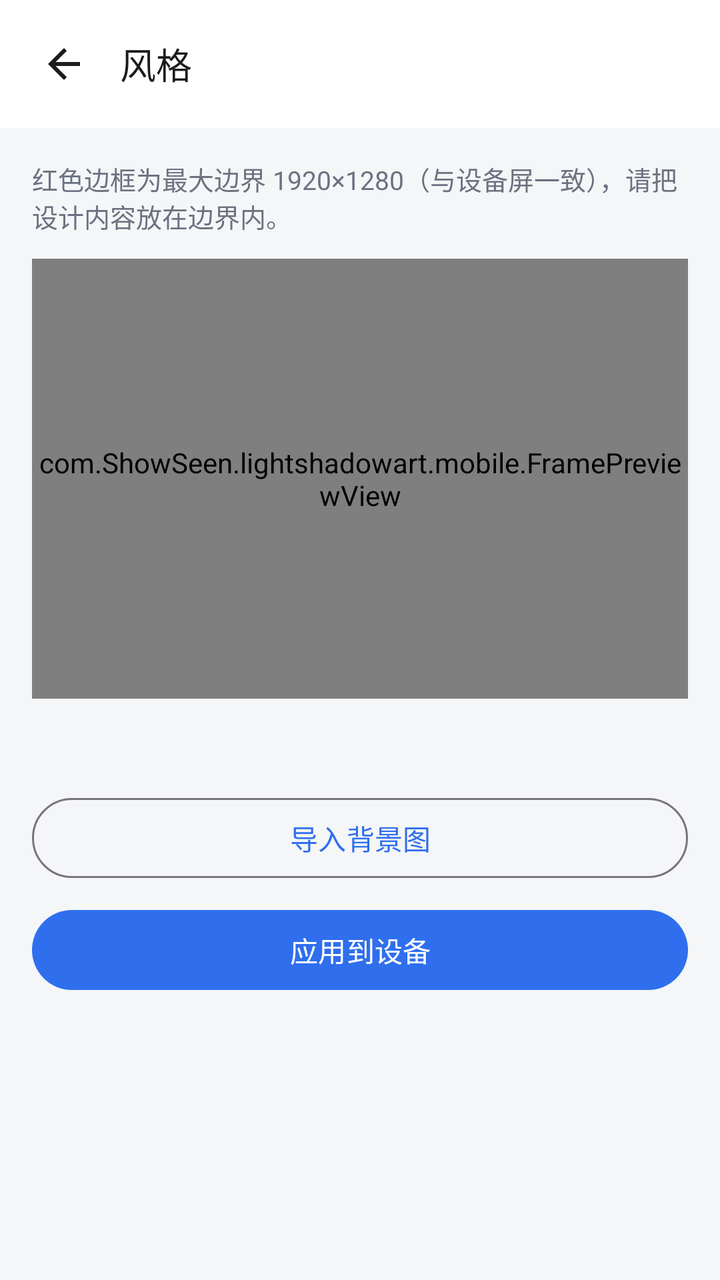
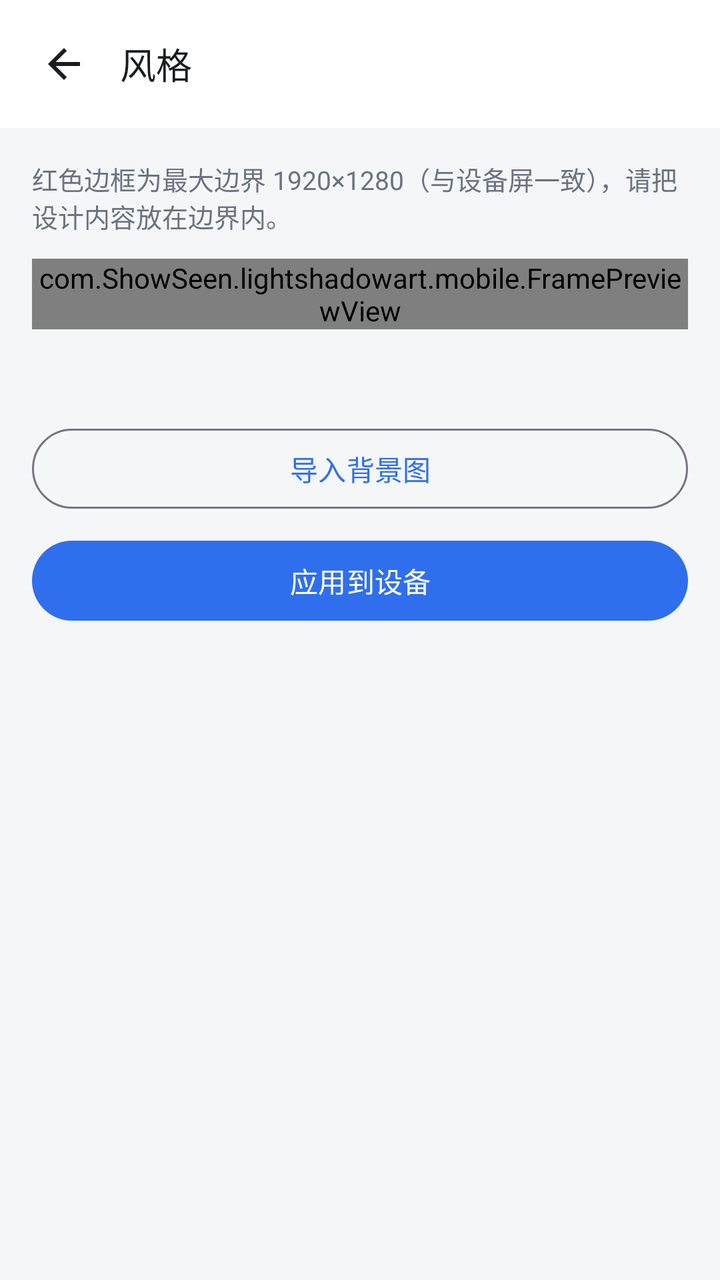

Before-and-after screenshots of an Android layout around one commit, followed by the original layout XML and the change that was made.
<!-- AndroidManifest.xml: application theme Theme.LightShadowArtPhone -->
<!-- res/layout/activity_frame_style.xml -->
<?xml version="1.0" encoding="utf-8"?>
<LinearLayout xmlns:android="http://schemas.android.com/apk/res/android"
    android:layout_width="match_parent"
    android:layout_height="match_parent"
    android:background="@color/surface"
    android:orientation="vertical">

    
    <LinearLayout
        android:layout_width="match_parent"
        android:layout_height="wrap_content"
        android:background="@color/card"
        android:gravity="center_vertical"
        android:orientation="horizontal"
        android:paddingStart="12dp"
        android:paddingTop="12dp"
        android:paddingEnd="16dp"
        android:paddingBottom="12dp">

        <ImageButton
            android:id="@+id/btn_frame_style_back"
            android:layout_width="40dp"
            android:layout_height="40dp"
            android:background="?attr/selectableItemBackgroundBorderless"
            android:contentDescription="@string/action_back"
            android:padding="8dp"
            android:scaleType="centerInside"
            android:src="@drawable/ic_arrow_back" />

        <TextView
            style="@style/Text.PageTitle"
            android:layout_width="wrap_content"
            android:layout_height="wrap_content"
            android:layout_marginStart="8dp"
            android:text="@string/space_frame_style" />
    </LinearLayout>

    <ScrollView
        android:layout_width="match_parent"
        android:layout_height="0dp"
        android:layout_weight="1"
        android:fillViewport="true">

        <LinearLayout
            android:layout_width="match_parent"
            android:layout_height="wrap_content"
            android:orientation="vertical"
            android:paddingStart="16dp"
            android:paddingTop="16dp"
            android:paddingEnd="16dp"
            android:paddingBottom="16dp">

            <TextView
                android:id="@+id/tv_frame_style_hint"
                style="@style/Text.Hint"
                android:layout_width="match_parent"
                android:layout_height="wrap_content"
                android:text="@string/frame_style_boundary_hint" />

            
            <com.ShowSeen.lightshadowart.mobile.FramePreviewView
                android:id="@+id/view_frame_preview"
                android:layout_width="match_parent"
                android:layout_height="220dp"
                android:layout_marginTop="12dp" />

            <TextView
                android:id="@+id/tv_frame_style_status"
                style="@style/Text.Hint"
                android:layout_width="match_parent"
                android:layout_height="wrap_content"
                android:layout_marginTop="12dp" />

            <com.google.android.material.button.MaterialButton
                android:id="@+id/btn_frame_style_import"
                style="@style/Widget.Material3.Button.OutlinedButton"
                android:layout_width="match_parent"
                android:layout_height="wrap_content"
                android:layout_marginTop="16dp"
                android:text="@string/frame_style_import" />

            <com.google.android.material.button.MaterialButton
                android:id="@+id/btn_frame_style_apply"
                android:layout_width="match_parent"
                android:layout_height="wrap_content"
                android:layout_marginTop="8dp"
                android:text="@string/frame_style_apply" />
        </LinearLayout>
    </ScrollView>
</LinearLayout>
<!-- resources referenced by this layout -->
<resources>
  <color name="card">#FFFFFF</color>
  <color name="surface">#F5F6F8</color>
  <!-- drawable ic_arrow_back (drawable) -->
  <?xml version="1.0" encoding="utf-8"?>
  <vector xmlns:android="http://schemas.android.com/apk/res/android"
      android:width="24dp"
      android:height="24dp"
      android:viewportWidth="24"
      android:viewportHeight="24">
      <path
          android:fillColor="@color/text_primary"
          android:pathData="M20,11H7.83l5.59,-5.59L12,4l-8,8 8,8 1.41,-1.41L7.83,13H20v-2z" />
  </vector>
  <string name="action_back">返回</string>
  <string name="frame_style_apply">应用到设备</string>
  <string name="frame_style_boundary_hint">红色边框为最大边界 1920×1280（与设备屏一致），请把设计内容放在边界内。</string>
  <string name="frame_style_import">导入背景图</string>
  <string name="space_frame_style">风格</string>
  <style name="Text.Hint" parent="">
          <item name="android:textColor">@color/text_secondary</item>
          <item name="android:textSize">13sp</item>
      </style>
  <style name="Text.PageTitle" parent="">
          <item name="android:textColor">@color/text_primary</item>
          <item name="android:textSize">18sp</item>
          <item name="android:textStyle">normal</item>
      </style>
  <style name="Theme.LightShadowArtPhone" parent="Theme.Material3.Light.NoActionBar">
          <item name="colorPrimary">@color/primary</item>
          <item name="colorOnPrimary">#FFFFFF</item>
          <item name="android:colorBackground">@color/surface</item>
          <item name="android:statusBarColor">@color/card</item>
      </style>
  <color name="text_primary">#1A1C1E</color>
  <color name="text_secondary">#6B7280</color>
  <color name="primary">#2F6FED</color>
</resources>

<!-- the commit's change to res/layout/activity_frame_style.xml (unified diff, before → after) -->
@@ -61,7 +61,7 @@
             <com.ShowSeen.lightshadowart.mobile.FramePreviewView
                 android:id="@+id/view_frame_preview"
                 android:layout_width="match_parent"
-                android:layout_height="220dp"
+                android:layout_height="wrap_content"
                 android:layout_marginTop="12dp" />
 
             <TextView
